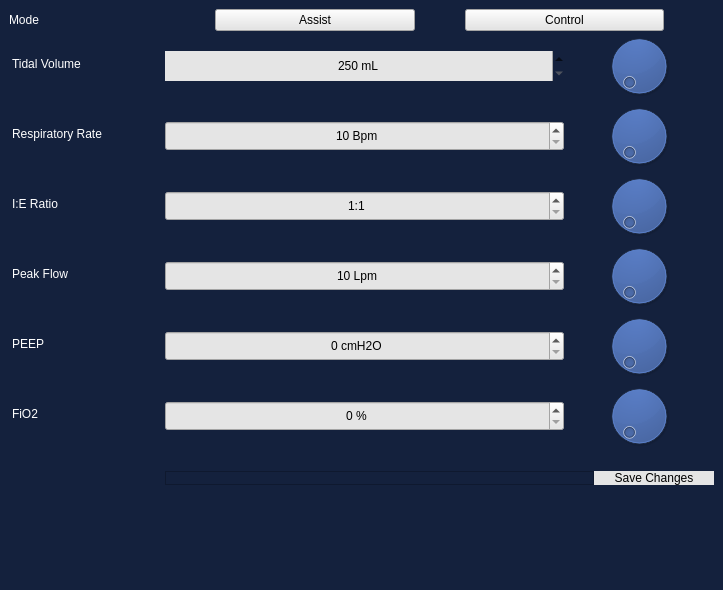
Old version of the form dec-rpi-gui/ui/settings.ui in the repository jundychitan/dbventilator.
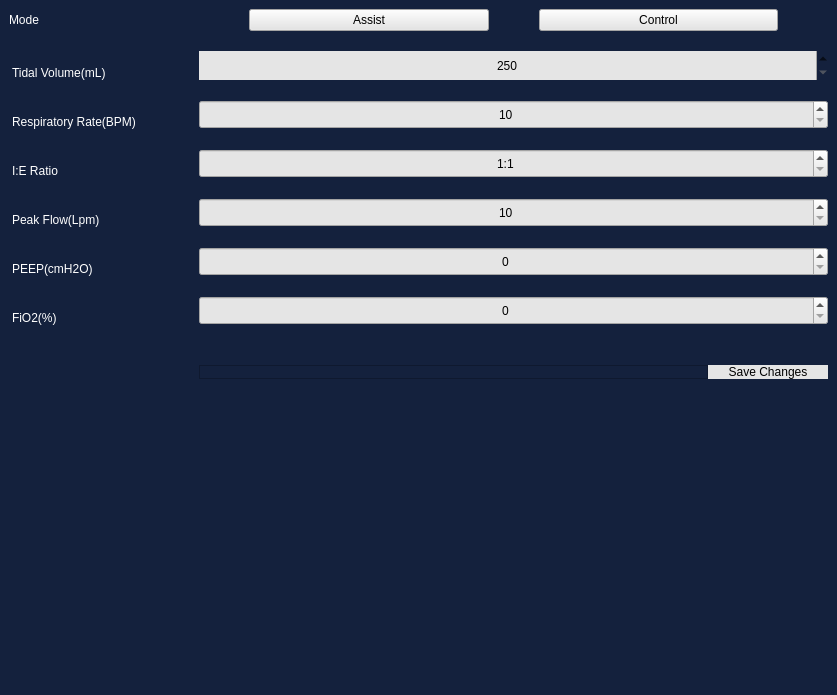
New version of the form. Icons and pictures are not drawn.

What changed in the file:
```diff
--- a/dec-rpi-gui/ui/settings.ui
+++ b/dec-rpi-gui/ui/settings.ui
@@ -6,8 +6,8 @@
    <rect>
     <x>0</x>
     <y>0</y>
-    <width>723</width>
-    <height>590</height>
+    <width>837</width>
+    <height>695</height>
    </rect>
   </property>
   <property name="windowTitle">
@@ -48,7 +48,7 @@
        <number>60</number>
       </property>
       <property name="verticalSpacing">
-       <number>0</number>
+       <number>20</number>
       </property>
       <item row="0" column="0">
        <widget class="QLabel" name="label">
@@ -136,7 +136,7 @@
 margin-top: 15px;</string>
         </property>
         <property name="text">
-         <string>Tidal Volume</string>
+         <string>Tidal Volume(mL)</string>
         </property>
        </widget>
       </item>
@@ -164,23 +164,7 @@
            <bool>false</bool>
           </property>
           <property name="suffix">
-           <string> mL</string>
-          </property>
-          <property name="minimum">
-           <number>250</number>
-          </property>
-          <property name="maximum">
-           <number>800</number>
-          </property>
-         </widget>
-        </item>
-        <item>
-         <widget class="QDial" name="dial_tidal_volume">
-          <property name="maximumSize">
-           <size>
-            <width>150</width>
-            <height>70</height>
-           </size>
+           <string/>
           </property>
           <property name="minimum">
            <number>250</number>
@@ -200,7 +184,7 @@
 margin-top: 15px;</string>
         </property>
         <property name="text">
-         <string>Respiratory Rate</string>
+         <string>Respiratory Rate(BPM)</string>
         </property>
        </widget>
       </item>
@@ -222,23 +206,7 @@
            <set>Qt::AlignCenter</set>
           </property>
           <property name="suffix">
-           <string> Bpm</string>
-          </property>
-          <property name="minimum">
-           <number>10</number>
-          </property>
-          <property name="maximum">
-           <number>30</number>
-          </property>
-         </widget>
-        </item>
-        <item>
-         <widget class="QDial" name="dial">
-          <property name="maximumSize">
-           <size>
-            <width>150</width>
-            <height>70</height>
-           </size>
+           <string/>
           </property>
           <property name="minimum">
            <number>10</number>
@@ -293,22 +261,6 @@
           </property>
          </widget>
         </item>
-        <item>
-         <widget class="QDial" name="dial_2">
-          <property name="maximumSize">
-           <size>
-            <width>150</width>
-            <height>70</height>
-           </size>
-          </property>
-          <property name="minimum">
-           <number>1</number>
-          </property>
-          <property name="maximum">
-           <number>3</number>
-          </property>
-         </widget>
-        </item>
        </layout>
       </item>
       <item row="4" column="0">
@@ -319,7 +271,7 @@
 margin-top: 15px;</string>
         </property>
         <property name="text">
-         <string>Peak Flow</string>
+         <string>Peak Flow(Lpm)</string>
         </property>
        </widget>
       </item>
@@ -341,23 +293,7 @@
            <set>Qt::AlignCenter</set>
           </property>
           <property name="suffix">
-           <string> Lpm</string>
-          </property>
-          <property name="minimum">
-           <number>10</number>
-          </property>
-          <property name="maximum">
-           <number>50</number>
-          </property>
-         </widget>
-        </item>
-        <item>
-         <widget class="QDial" name="dial_3">
-          <property name="maximumSize">
-           <size>
-            <width>150</width>
-            <height>70</height>
-           </size>
+           <string/>
           </property>
           <property name="minimum">
            <number>10</number>
@@ -377,7 +313,7 @@
 margin-top: 15px;</string>
         </property>
         <property name="text">
-         <string>PEEP</string>
+         <string>PEEP(cmH2O)</string>
         </property>
        </widget>
       </item>
@@ -399,20 +335,7 @@
            <set>Qt::AlignCenter</set>
           </property>
           <property name="suffix">
-           <string> cmH2O</string>
-          </property>
-          <property name="maximum">
-           <number>10</number>
-          </property>
-         </widget>
-        </item>
-        <item>
-         <widget class="QDial" name="dial_4">
-          <property name="maximumSize">
-           <size>
-            <width>150</width>
-            <height>70</height>
-           </size>
+           <string/>
           </property>
           <property name="maximum">
            <number>10</number>
@@ -429,7 +352,7 @@
 margin-top: 15px;</string>
         </property>
         <property name="text">
-         <string>FiO2</string>
+         <string>FiO2(%)</string>
         </property>
        </widget>
       </item>
@@ -451,20 +374,7 @@
            <set>Qt::AlignCenter</set>
           </property>
           <property name="suffix">
-           <string> %</string>
-          </property>
-          <property name="maximum">
-           <number>100</number>
-          </property>
-         </widget>
-        </item>
-        <item>
-         <widget class="QDial" name="dial_5">
-          <property name="maximumSize">
-           <size>
-            <width>150</width>
-            <height>70</height>
-           </size>
+           <string/>
           </property>
           <property name="maximum">
            <number>100</number>
```
Left out of the diff: 195 changed lines with no effect on the pictures.
